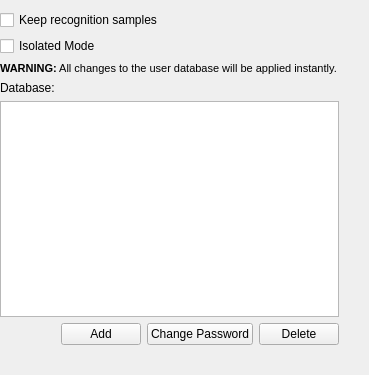
This is simond/config/simonduserconfiguration.ui in KDE/simon as Qt 5 draws it before an edit. The edited form follows.
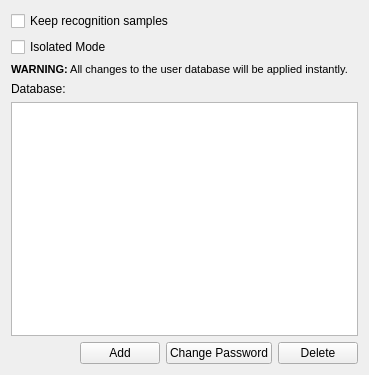
This is the edited form. Custom widgets are drawn as their Qt base class.

Commit message: simone build update

```diff
--- a/simond/config/simonduserconfiguration.ui
+++ b/simond/config/simonduserconfiguration.ui
@@ -13,15 +13,8 @@
   <property name="windowTitle">
    <string/>
   </property>
-  <widget class="QWidget" name="">
-   <property name="geometry">
-    <rect>
-     <x>0</x>
-     <y>10</y>
-     <width>339</width>
-     <height>335</height>
-    </rect>
-   </property>
+  <layout class="QVBoxLayout" name="verticalLayout_2">
+   <item>
    <layout class="QVBoxLayout" name="verticalLayout">
     <item>
      <widget class="QCheckBox" name="cbKeepSamples">
@@ -104,7 +97,8 @@
      </layout>
     </item>
    </layout>
-  </widget>
+   </item>
+  </layout>
  </widget>
  <customwidgets>
   <customwidget>
```
Lines whose indentation alone changed are shown as unchanged. The commit also changes 1 other file.
